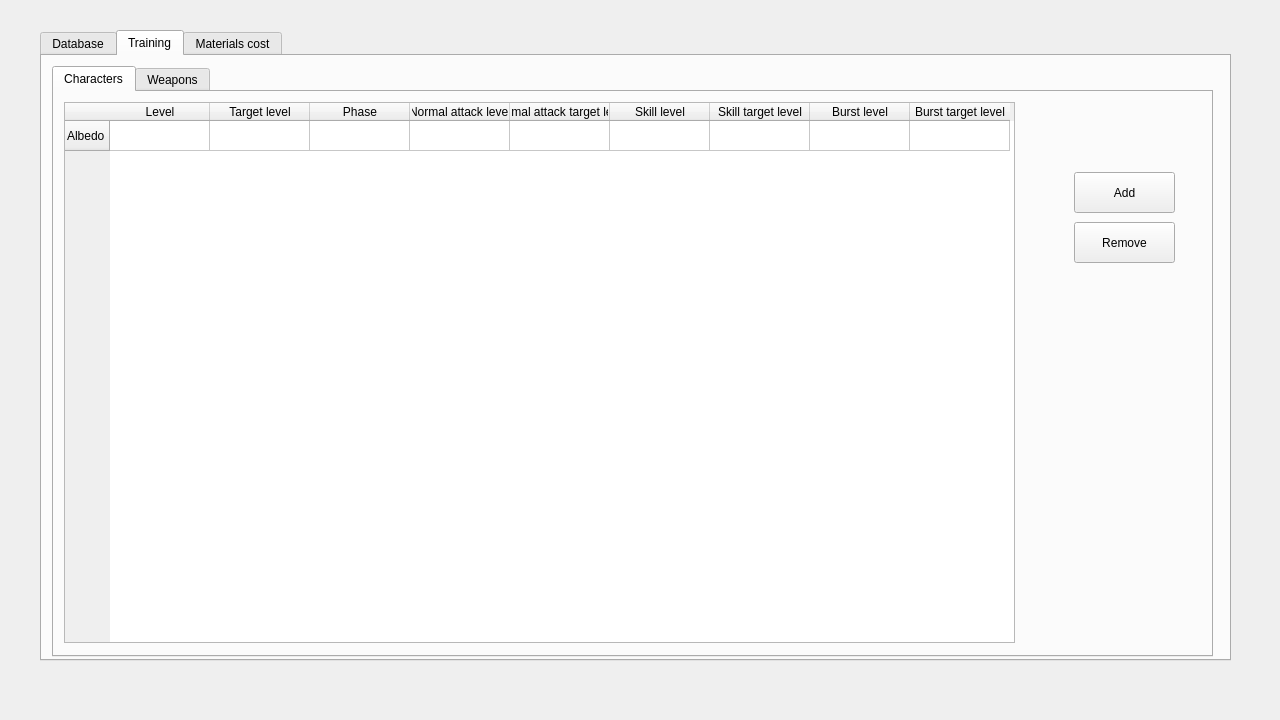
This is genshin_calculator.ui in crimvael/genshin_calculator as Qt 5 draws it before an edit. The edited form follows.
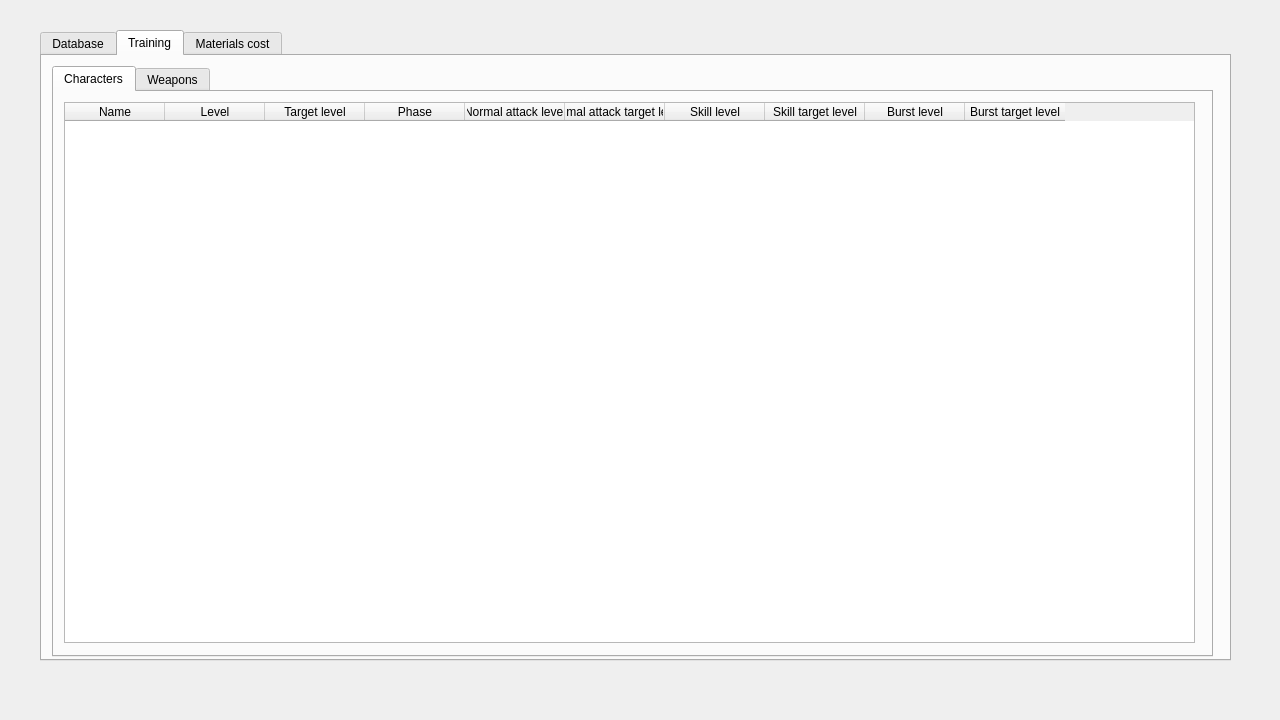
This is the edited form. The open tabs and pages were chosen to show the change.

What changed in the file:
```diff
--- a/genshin_calculator.ui
+++ b/genshin_calculator.ui
@@ -1149,33 +1149,26 @@
        <attribute name="title">
         <string>Characters</string>
        </attribute>
-       <widget class="QPushButton" name="pushButton_2">
-        <property name="geometry">
-         <rect>
-          <x>1020</x>
-          <y>130</y>
-          <width>101</width>
-          <height>41</height>
-         </rect>
-        </property>
-        <property name="text">
-         <string>Remove</string>
-        </property>
-       </widget>
        <widget class="QTableWidget" name="tableWidget">
         <property name="geometry">
          <rect>
           <x>10</x>
           <y>10</y>
-          <width>951</width>
+          <width>1131</width>
           <height>541</height>
          </rect>
         </property>
-        <row>
+        <property name="editTriggers">
+         <set>QAbstractItemView::DoubleClicked</set>
+        </property>
+        <property name="selectionBehavior">
+         <enum>QAbstractItemView::SelectRows</enum>
+        </property>
+        <column>
          <property name="text">
-          <string>Albedo</string>
+          <string>Name</string>
          </property>
-        </row>
+        </column>
         <column>
          <property name="text">
           <string>Level</string>
@@ -1222,19 +1215,6 @@
          </property>
         </column>
        </widget>
-       <widget class="QPushButton" name="pushButton">
-        <property name="geometry">
-         <rect>
-          <x>1020</x>
-          <y>80</y>
-          <width>101</width>
-          <height>41</height>
-         </rect>
-        </property>
-        <property name="text">
-         <string>Add</string>
-        </property>
-       </widget>
       </widget>
       <widget class="QWidget" name="tab_10">
        <attribute name="title">
```
Left out of the diff: 4 changed lines with no effect on the pictures.
